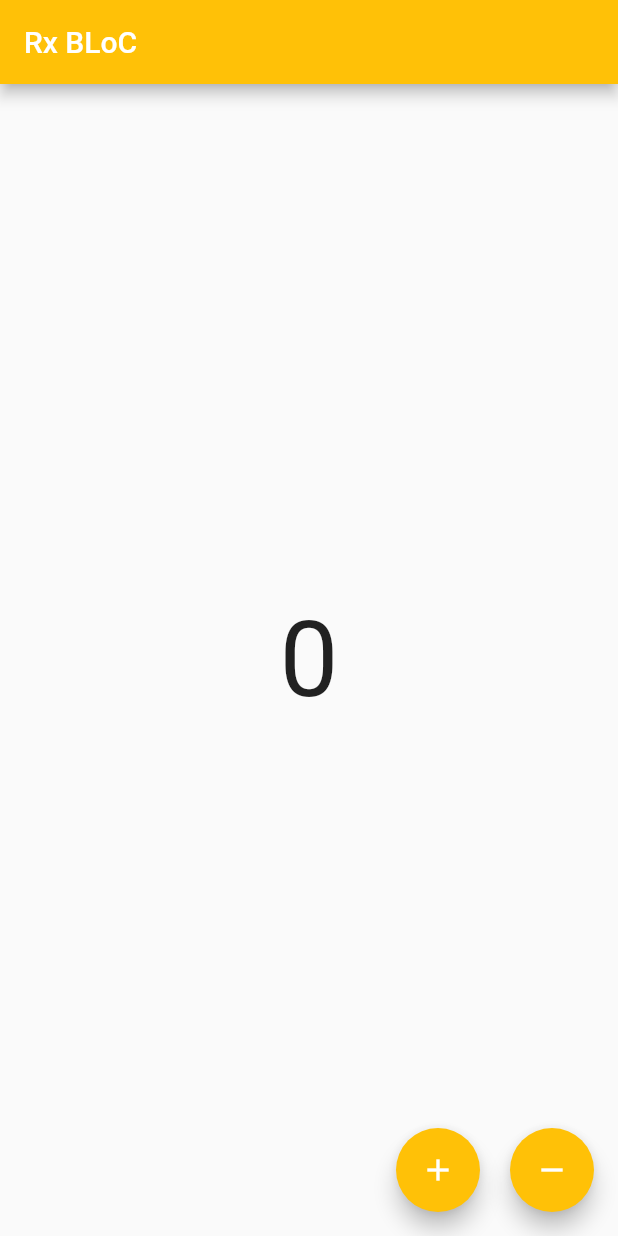
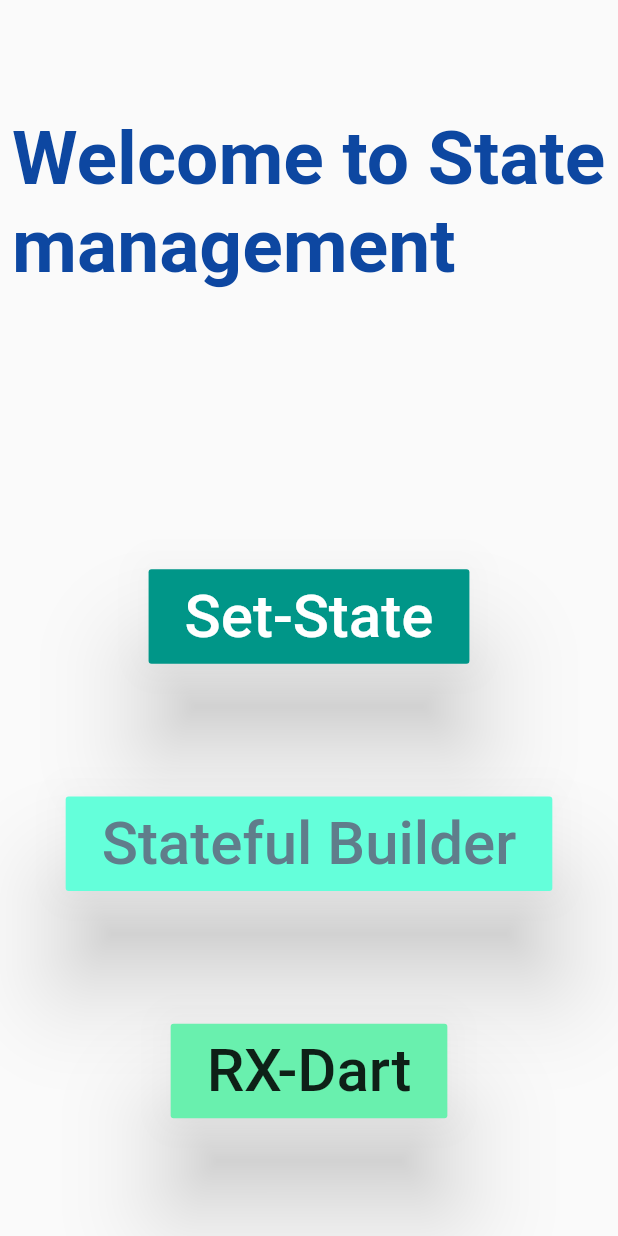
Before and after one commit to samrat19/flutter_state_management, a Flutter app: the screen it shows after launch, on a phone screen of 412 x 824 dp. Run offline on Flutter 3.47's test engine with Material 2 defaults, Android fonts, the phone set to English and light mode, and no system bars; our stand-ins replace rxdart.

Commit message:
adds a home Screen

```diff
--- /dev/null
+++ b/lib/home_page.dart
@@ -0,0 +1,71 @@
+import 'package:flutter/material.dart';
+
+class HomePage extends StatelessWidget {
+  @override
+  Widget build(BuildContext context) {
+    return Scaffold(
+      body: Center(
+        child: Column(
+          mainAxisAlignment: MainAxisAlignment.spaceEvenly,
+          children: <Widget>[
+            Padding(
+              padding: const EdgeInsets.all(8.0),
+              child: Text('Welcome to State management',style: TextStyle(
+                fontSize: 50.0,
+                fontWeight: FontWeight.w700,
+                color: Colors.blue[900],
+              ),),
+            ),
+            SizedBox(
+              height: 30.0,
+            ),
+            Padding(
+              padding: const EdgeInsets.all(10.0),
+              child: RaisedButton(
+                elevation: 30.0,
+                onPressed: () => Navigator.of(context).pushNamed('set-state'),
+                color: Colors.teal,
+                child: Padding(
+                  padding: const EdgeInsets.all(8.0),
+                  child: Text('Set-State',style: TextStyle(
+                    fontSize: 40.0,
+                    color: Colors.white,
+                  ),),
+                ),
+              ),
+            ),
+            Padding(
+              padding: const EdgeInsets.all(10.0),
+              child: RaisedButton(
+                elevation: 30.0,
+                onPressed: () => Navigator.of(context).pushNamed('state-ful-builder'),
+                color: Colors.tealAccent,
+                child: Padding(
+                  padding: const EdgeInsets.all(8.0),
+                  child: Text('Stateful Builder',style: TextStyle(
+                    fontSize: 40.0,
+                    color: Colors.blueGrey,
+                  ),),
+                ),
+              ),
+            ),
+            Padding(
+              padding: const EdgeInsets.all(10.0),
+              child: RaisedButton(
+                elevation: 30.0,
+                onPressed: () => Navigator.of(context).pushNamed('rx-bloc'),
+                color: Colors.greenAccent,
+                child: Padding(
+                  padding: const EdgeInsets.all(8.0),
+                  child: Text('RX-Dart',style: TextStyle(
+                    fontSize: 40.0,
+                  ),),
+                ),
+              ),
+            ),
+          ],
+        ),
+      ),
+    );
+  }
+}
--- a/lib/main.dart
+++ b/lib/main.dart
@@ -1,14 +1,19 @@
 import 'package:flutter/material.dart';
 import 'package:flutter_state_management/StateManagement/my_rx_dart.dart';
 import 'package:flutter_state_management/StateManagement/my_set_state.dart';
+import 'package:flutter_state_management/home_page.dart';
 
 import 'StateManagement/my_stateful_builder.dart';
 
-main() => runApp(MaterialApp(
-  initialRoute: 'rx-bloc',
-  routes: {
-    'set-state': (_) => MySetState(),
-    'state-ful-builder': (_) => MyStatefulBuilder(),
-    'rx-bloc': (_) => MyRxDart(),
-  },
-),);
+main() => runApp(
+      MaterialApp(
+        debugShowCheckedModeBanner: false,
+        initialRoute: 'home-page',
+        routes: {
+          'set-state': (_) => MySetState(),
+          'state-ful-builder': (_) => MyStatefulBuilder(),
+          'rx-bloc': (_) => MyRxDart(),
+          'home-page': (_) => HomePage(),
+        },
+      ),
+    );
```
Also changed, not shown: 1 other file.
